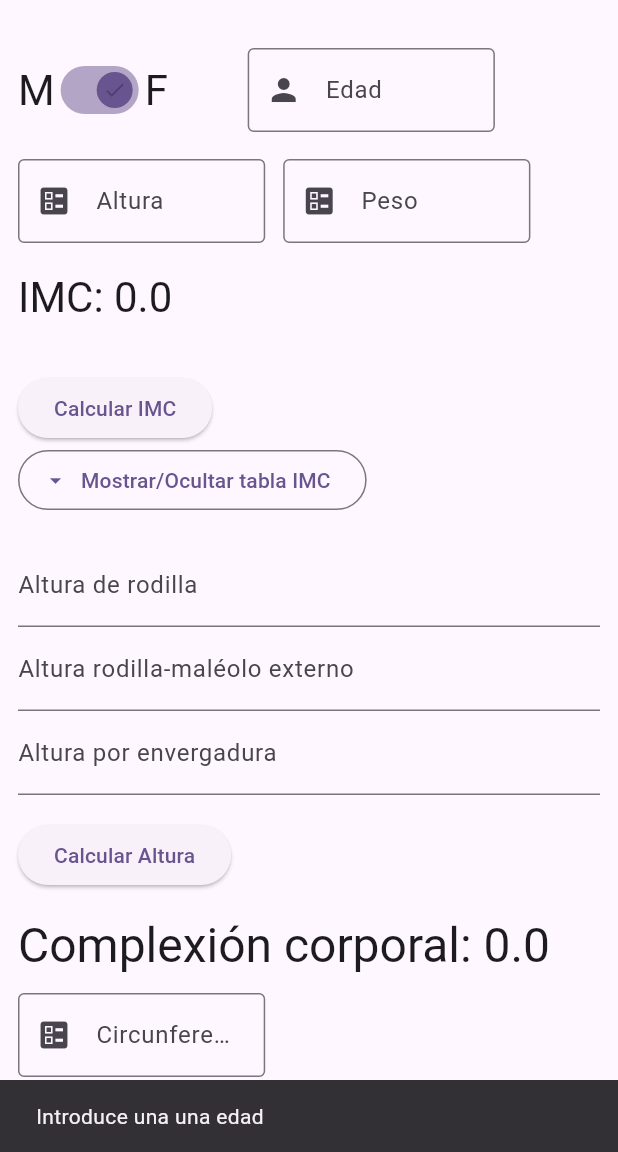
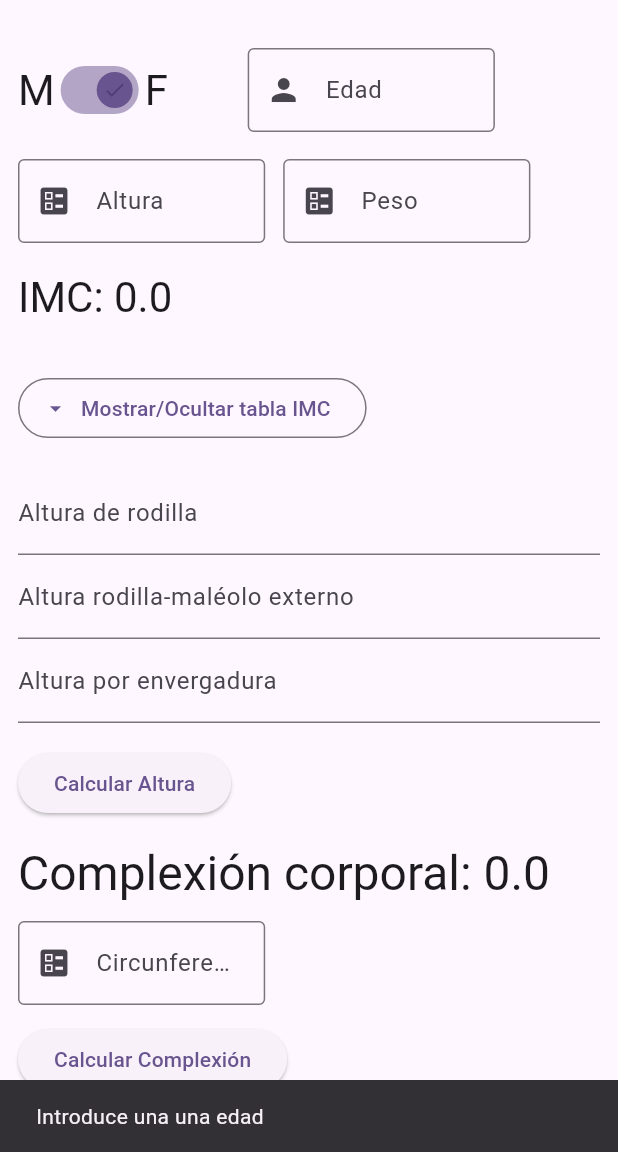
Before and after one commit to Teren91/nutrical, a Flutter app: the screen it shows after launch, after a tap on "Calcular Altura", on a phone screen of 412 x 824 dp, the part 84-1236 px from its top. Run offline on Flutter 3.47's test engine with Material 3 defaults, Android fonts, the phone set to English and light mode, and no system bars.

Commit message:
Incluyendo formula de yuhasz. El calculo del IMC se hace automáticamente al rellenar la talla y el peso

```diff
--- a/lib/widgets/heigth_form.dart
+++ b/lib/widgets/heigth_form.dart
@@ -24,6 +24,8 @@ class HeigthFormState extends State<HeigthForm> {
   double _height = 0;
   bool isFemale = true;
   bool _showTable = false;
+  //Body complexion
+  bool _showBCTable = false;
 
   double _imc = 0;
   String _imcStatus = '';
@@ -63,6 +65,66 @@ class HeigthFormState extends State<HeigthForm> {
       return 'Please enter some text';
     }
     return null;
+  }
+
+  void updateIMC(double weight, double height) {
+    if (_weightController.text.isNotEmpty) {
+      setState(() {
+        _imc = double.parse(getIMC(weight, height).toStringAsFixed(2));
+        _imcStatus = getIMCStatus(_imc);
+      });
+    }
+  }
+
+  void updateHeight() {
+    if (_ageController.text.isEmpty) {
+      _heightController.text = '';
+      ScaffoldMessenger.of(context).showSnackBar(
+        const SnackBar(content: Text('Introduce una una edad')),
+      );
+    } else {
+      _formKey.currentState!.save();
+      if (_arController.text.isNotEmpty) {
+        _height = getHeight(isFemale, int.parse(_ageController.text),
+            int.parse(_arController.text));
+      } else if (_lrmController.text.isNotEmpty) {
+        _height = getHeightLRM(isFemale, int.parse(_ageController.text),
+            int.parse(_lrmController.text));
+      } else if (_wingSpanController.text.isNotEmpty) {
+        _height =
+            getHeightWingSpan(isFemale, int.parse(_wingSpanController.text));
+      } else {
+        ScaffoldMessenger.of(context).showSnackBar(
+          const SnackBar(content: Text('Introduce una altura')),
+        );
+      }
+      setState(() {
+        //_height = double.parse(_height.toStringAsFixed(2));
+        _heightController.text = _height.toInt().toString();
+      });
+    }
+  }
+
+  void updateBodyComplexity() {
+    //if (_formKey.currentState!.validate()) {
+    _formKey.currentState!.save();
+
+    if (_heightController.text.isNotEmpty &&
+        _wristCircumference.text.isNotEmpty) {
+      setState(() {
+        _bodyComplexion = double.parse(getBodComplexion(
+                double.parse(_heightController.text),
+                double.parse(_wristCircumference.text))
+            .toStringAsFixed(2));
+      });
+      // }
+    } else {
+      ScaffoldMessenger.of(context).showSnackBar(
+        const SnackBar(
+            content:
+                Text('Introduce una altura y un circunferencia de muñeca')),
+      );
+    }
   }
 
   @override
@@ -140,11 +202,10 @@ class HeigthFormState extends State<HeigthForm> {
                         maxHeight: heightComponent * 0.08,
                         maxWidth: widthComponent * 0.4)),
                 keyboardType: TextInputType.number,
-                // The validator receives the text that the user has entered.
-                // validator: validateHeigth,
-                // onSaved: (value) {
-                //   _heightController = value;
-                // },
+                onChanged: (value) {
+                  updateIMC(double.parse(formatDecimal(_weightController.text)),
+                      double.parse(value));
+                },
                 controller: _heightController,
                 onTap: () {},
               ),
@@ -161,10 +222,10 @@ class HeigthFormState extends State<HeigthForm> {
                         maxWidth: widthComponent * 0.4)),
                 keyboardType: TextInputType.number,
                 // The validator receives the text that the user has entered.
-                //  validator: validateWeigth,
-                // onSaved: (value) {
-                //   _weightController = value;
-                // },
+                onChanged: (value) {
+                  updateIMC(double.parse(formatDecimal(value)),
+                      double.parse(_heightController.text));
+                },
                 controller: _weightController,
                 onTap: () {},
               ),
@@ -189,31 +250,31 @@ class HeigthFormState extends State<HeigthForm> {
               ),
             ],
           ),
-          ElevatedButton(
-            onPressed: () {
-              //if (_formKey.currentState!.validate()) {
-              _formKey.currentState!.save();
+          // ElevatedButton(
+          //   onPressed: () {
+          //     //if (_formKey.currentState!.validate()) {
+          //     _formKey.currentState!.save();
 
-              if (_heightController.text.isNotEmpty &&
-                  _weightController.text.isNotEmpty) {
-                setState(() {
-                  _imc = double.parse(getIMC(
-                          double.parse(formatDecimal(_weightController.text)),
-                          double.parse(_heightController.text))
-                      .toStringAsFixed(2));
-                  _imcStatus = getIMCStatus(_imc);
-                });
-                // }
-              } else {
-                ScaffoldMessenger.of(context).showSnackBar(
-                  const SnackBar(
-                      content: Text('Introduce una altura y un peso')),
-                );
-              }
-              //  }
-            },
-            child: const Text('Calcular IMC'),
-          ),
+          //     if (_heightController.text.isNotEmpty &&
+          //         _weightController.text.isNotEmpty) {
+          //       setState(() {
+          //         _imc = double.parse(getIMC(
+          //                 double.parse(formatDecimal(_weightController.text)),
+          //                 double.parse(_heightController.text))
+          //             .toStringAsFixed(2));
+          //         _imcStatus = getIMCStatus(_imc);
+          //       });
+          //       // }
+          //     } else {
+          //       ScaffoldMessenger.of(context).showSnackBar(
+          //         const SnackBar(
+          //             content: Text('Introduce una altura y un peso')),
+          //       );
+          //     }
+          //     //  }
+          //   },
+          //   child: const Text('Calcular IMC'),
+          // ),
           OutlinedButton.icon(
             onPressed: () {
               setState(() {
@@ -274,44 +335,7 @@ class HeigthFormState extends State<HeigthForm> {
             padding: const EdgeInsets.symmetric(vertical: 16),
             child: ElevatedButton(
               onPressed: () {
-                // Validate returns true if the form is valid, or false otherwise.
-                //  if (_formKey.currentState!.validate()) {
-                if (_ageController.text.isEmpty) {
-                  _heightController.text = '';
-                  ScaffoldMessenger.of(context).showSnackBar(
-                    const SnackBar(content: Text('Introduce una una edad')),
-                  );
-                } else {
-                  _formKey.currentState!.save();
-                  if (_arController.text.isNotEmpty) {
-                    _height = getHeight(
-                        isFemale,
-                        int.parse(_ageController.text),
-                        int.parse(_arController.text));
-                  } else if (_lrmController.text.isNotEmpty) {
-                    _height = getHeightLRM(
-                        isFemale,
-                        int.parse(_ageController.text),
-                        int.parse(_lrmController.text));
-                  } else if (_wingSpanController.text.isNotEmpty) {
-                    _height = getHeightWingSpan(
-                        isFemale, int.parse(_wingSpanController.text));
-                  } else {
-                    ScaffoldMessenger.of(context).showSnackBar(
-                      const SnackBar(content: Text('Introduce una altura')),
-                    );
-                  }
-                  setState(() {
-                    //_height = double.parse(_height.toStringAsFixed(2));
-                    _heightController.text = _height.toInt().toString();
-                  });
-                }
-                // } else {
-                //   ScaffoldMessenger.of(context).showSnackBar(
-                //     const SnackBar(
-                //         content: Text('Introduce una edad y una altura')),
-                //   );
-                // }
+                updateHeight();
               },
               child: const Text('Calcular Altura'),
             ),
@@ -324,10 +348,12 @@ class HeigthFormState extends State<HeigthForm> {
           // ),
 
           Text(
-            'Complexión corporal: $_bodyComplexion' ,
+            'Complexión corporal: $_bodyComplexion',
             style: Theme.of(context).textTheme.headlineLarge,
           ),
-          const SizedBox(height: 12,),
+          const SizedBox(
+            height: 12,
+          ),
           TextFormField(
             decoration: InputDecoration(
                 prefixIcon: const Icon(Icons.ballot),
@@ -340,30 +366,54 @@ class HeigthFormState extends State<HeigthForm> {
             controller: _wristCircumference,
             onTap: () {},
           ),
-              const SizedBox(height: 12,),
+          const SizedBox(
+            height: 12,
+          ),
           ElevatedButton(
             onPressed: () {
-              //if (_formKey.currentState!.validate()) {
-              _formKey.currentState!.save();
-
-              if (_heightController.text.isNotEmpty &&
-                  _wristCircumference.text.isNotEmpty) {
-                setState(() {
-                  _bodyComplexion = double.parse(getBodComplexion(
-                        double.parse(_heightController.text),
-                        double.parse(_wristCircumference.text)
-                    ).toStringAsFixed(2));
-                });
-                // }
-              } else {
-                ScaffoldMessenger.of(context).showSnackBar(
-                  const SnackBar(
-                      content: Text('Introduce una altura y un circunferencia de muñeca')),
-                );
-              }
+              updateBodyComplexity();
               //  }
             },
             child: const Text('Calcular Complexión'),
+          ),
+          const SizedBox(height: 19),
+          OutlinedButton.icon(
+            onPressed: () {
+              setState(() {
+                _showBCTable = !_showBCTable;
+              });
+            },
+            label: const Text(
+              'Mostrar/Ocultar tabla Complexión corporal',
+            ),
+            icon: const Icon(Icons.arrow_drop_down),
+          ),
+          Visibility(
+            visible: _showBCTable,
+            child: DataTable(
+                columns: const <DataColumn>[
+                  DataColumn(label: Text('Complexión')),
+                  DataColumn(
+                    label: Text('Mujer'),
+                  ),
+                  DataColumn(
+                    label: Text('Hombre'),
+                  )
+                ],
+                rows: bodyComplexionTable
+                    .map((e) => DataRow(cells: [
+                          DataCell(Text(e[0].toString())),
+                          DataCell(Text(e[1].toString())),
+                          DataCell(Text(e[2].toString())),
+                        ]))
+                    .toList()),
+          ),
+
+          const SizedBox(height: 18),
+
+          Text(
+            'Complexión corporal: $_bodyComplexion',
+            style: Theme.of(context).textTheme.headlineLarge,
           ),
         ],
       ),
```
Also changed, not shown: lib/utils/constants.dart (+19 -3 lines), lib/utils/functions.dart (+21 -0 lines). Lines whose indentation alone changed are shown as unchanged.
